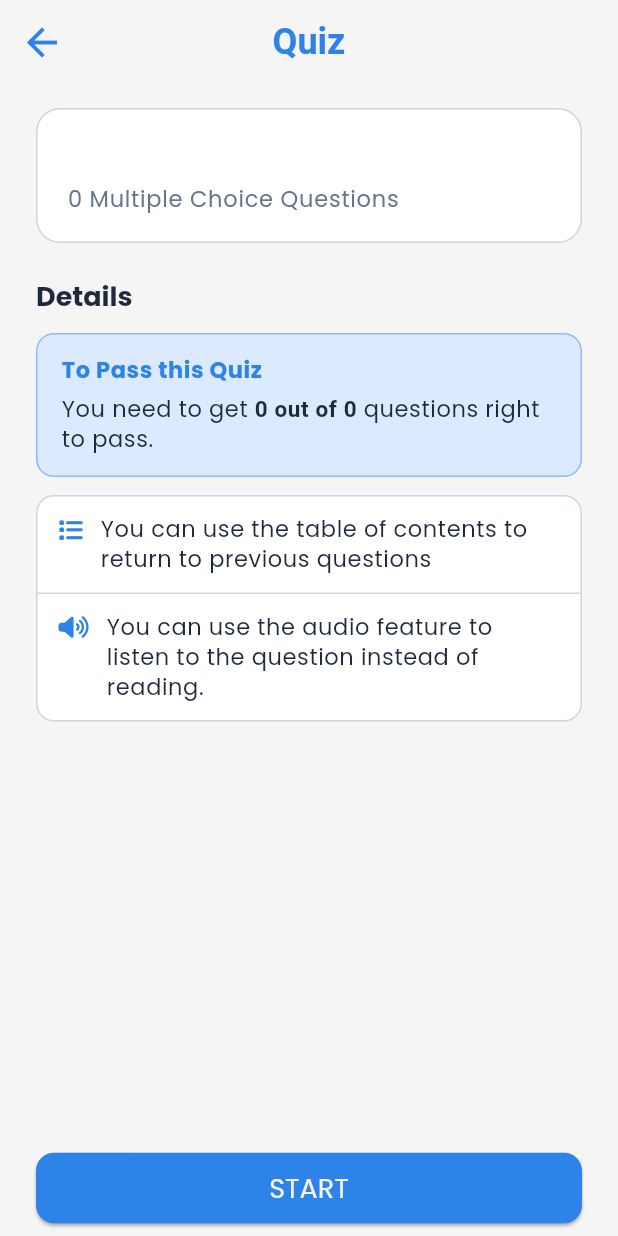
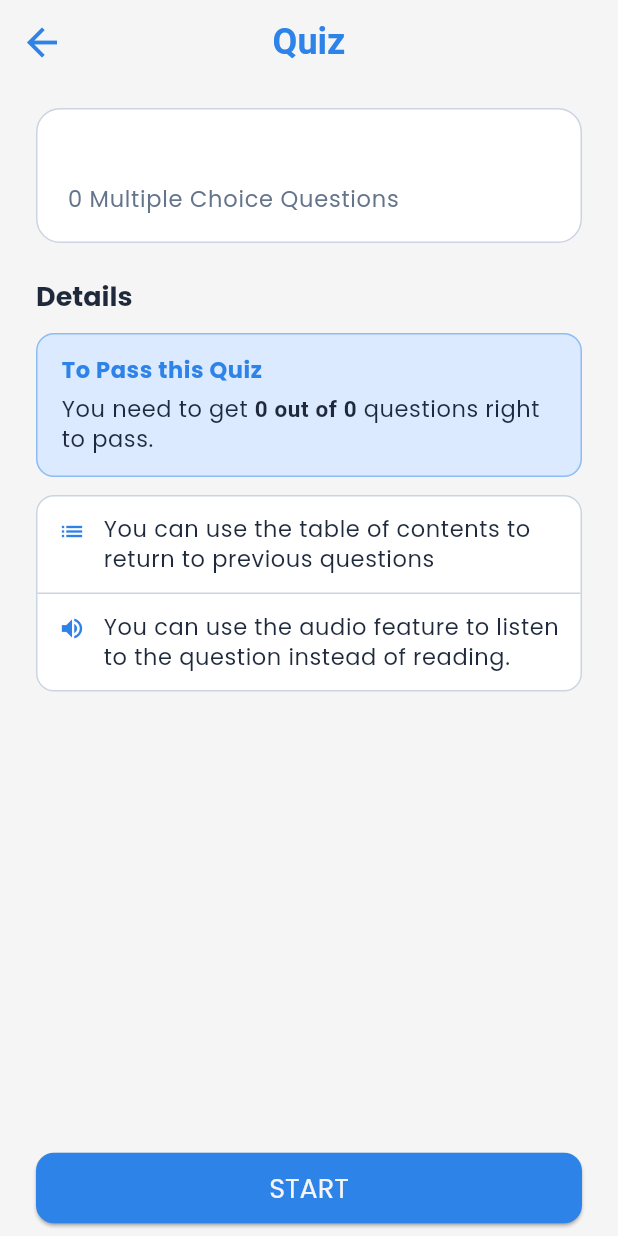
Before and after one commit to khalilFadi/safeScales-App, a Flutter app: the PostQuizScreen screen opened directly with empty values, on a phone screen of 412 x 824 dp. Run offline on Flutter 3.47's test engine with Material 3 defaults, Android fonts, the phone set to English and light mode, and no system bars; our stand-ins replace flutter_dotenv, flutter_markdown, flutter_tts, font_awesome_flutter, google_fonts, package_info_plus and 2 more; missing offline and left inert: dart:js, markdown; accounts and stored records are empty; project files that could hold a hidden picture were left out.

Commit message:
Use Material icons on the quiz intro to avoid Font Awesome test compile errors.
Co-authored-by: bluestpanda <khalilFadi@users.noreply.github.com>

```diff
--- a/lib/ui/widgets/quiz_start_body.dart
+++ b/lib/ui/widgets/quiz_start_body.dart
@@ -1,5 +1,4 @@
 import 'package:flutter/material.dart';
-import 'package:font_awesome_flutter/font_awesome_flutter.dart';
 import 'package:safe_scales/models/question.dart';
 
 /// Shared pre-quiz / post-quiz intro: title card, Details, and START.
@@ -217,7 +216,7 @@ class _InstructionsCard extends StatelessWidget {
         children: [
           if (showTableOfContentsHint)
             const _InstructionRow(
-              icon: FontAwesomeIcons.list,
+              icon: Icons.list,
               text:
                   'You can use the table of contents to return to previous questions',
             ),
@@ -227,7 +226,7 @@ class _InstructionsCard extends StatelessWidget {
               color: theme.colorScheme.outlineVariant,
             ),
           const _InstructionRow(
-            icon: FontAwesomeIcons.volumeHigh,
+            icon: Icons.volume_up,
             text:
                 'You can use the audio feature to listen to the question instead of reading.',
           ),
@@ -255,7 +254,7 @@ class _InstructionRow extends StatelessWidget {
         children: [
           Padding(
             padding: const EdgeInsets.only(top: 2),
-            child: FaIcon(icon, size: 16, color: iconColor),
+            child: Icon(icon, size: 18, color: iconColor),
           ),
           const SizedBox(width: 12),
           Expanded(child: Text(text)),
```
